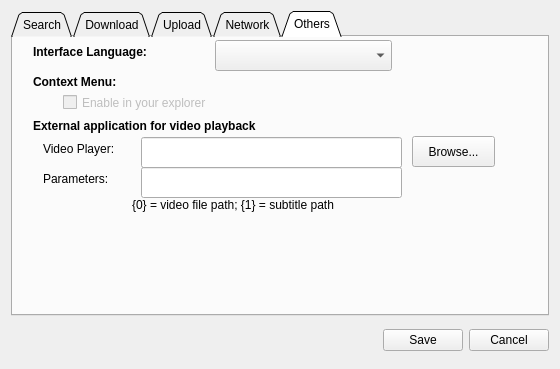
The window that gui/preferences.ui (subdownloader/subdownloader) describes before a commit, drawn with Qt 5.
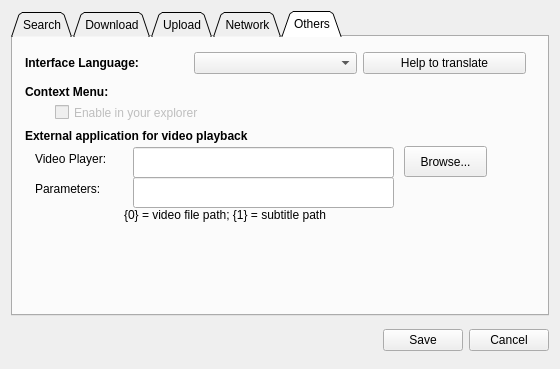
The same window after the commit. The open tabs and pages were chosen to show the change.

Commit message: Showing a "Choose Language" window at the beggining of the app.

Patch:
```diff
--- a/gui/preferences.ui
+++ b/gui/preferences.ui
@@ -395,40 +395,11 @@
       <attribute name="title" >
        <string>Others</string>
       </attribute>
-      <widget class="QComboBox" name="optionInterfaceLanguage" >
-       <property name="geometry" >
-        <rect>
-         <x>202</x>
-         <y>3</y>
-         <width>177</width>
-         <height>31</height>
-        </rect>
-       </property>
-      </widget>
-      <widget class="QLabel" name="label_61" >
-       <property name="geometry" >
-        <rect>
-         <x>20</x>
-         <y>0</y>
-         <width>177</width>
-         <height>29</height>
-        </rect>
-       </property>
-       <property name="font" >
-        <font>
-         <weight>75</weight>
-         <bold>true</bold>
-        </font>
-       </property>
-       <property name="text" >
-        <string>Interface Language:</string>
-       </property>
-      </widget>
       <widget class="QLabel" name="label_62" >
        <property name="geometry" >
         <rect>
-         <x>20</x>
-         <y>30</y>
+         <x>12</x>
+         <y>40</y>
          <width>177</width>
          <height>29</height>
         </rect>
@@ -446,8 +417,8 @@
       <widget class="QLabel" name="label_63" >
        <property name="geometry" >
         <rect>
-         <x>20</x>
-         <y>80</y>
+         <x>12</x>
+         <y>90</y>
          <width>311</width>
          <height>18</height>
         </rect>
@@ -465,8 +436,8 @@
       <widget class="QLineEdit" name="optionVideoAppParams" >
        <property name="geometry" >
         <rect>
-         <x>128</x>
-         <y>130</y>
+         <x>120</x>
+         <y>140</y>
          <width>261</width>
          <height>31</height>
         </rect>
@@ -475,8 +446,8 @@
       <widget class="QPushButton" name="optionVideoAppChooseLocation" >
        <property name="geometry" >
         <rect>
-         <x>399</x>
-         <y>99</y>
+         <x>391</x>
+         <y>109</y>
          <width>83</width>
          <height>31</height>
         </rect>
@@ -488,8 +459,8 @@
       <widget class="QLineEdit" name="optionVideoAppLocation" >
        <property name="geometry" >
         <rect>
-         <x>128</x>
-         <y>100</y>
+         <x>120</x>
+         <y>110</y>
          <width>261</width>
          <height>31</height>
         </rect>
@@ -498,8 +469,8 @@
       <widget class="QLabel" name="label_65" >
        <property name="geometry" >
         <rect>
-         <x>119</x>
-         <y>159</y>
+         <x>111</x>
+         <y>169</y>
          <width>301</width>
          <height>18</height>
         </rect>
@@ -511,8 +482,8 @@
       <widget class="QLabel" name="label_66" >
        <property name="geometry" >
         <rect>
-         <x>30</x>
-         <y>130</y>
+         <x>22</x>
+         <y>140</y>
          <width>81</width>
          <height>23</height>
         </rect>
@@ -524,8 +495,8 @@
       <widget class="QLabel" name="label_67" >
        <property name="geometry" >
         <rect>
-         <x>30</x>
-         <y>100</y>
+         <x>22</x>
+         <y>110</y>
          <width>91</width>
          <height>23</height>
         </rect>
@@ -540,8 +511,8 @@
        </property>
        <property name="geometry" >
         <rect>
-         <x>50</x>
-         <y>50</y>
+         <x>42</x>
+         <y>60</y>
          <width>277</width>
          <height>31</height>
         </rect>
@@ -562,6 +533,41 @@
         <string>Enable in your explorer</string>
        </property>
       </widget>
+      <widget class="QWidget" name="" >
+       <property name="geometry" >
+        <rect>
+         <x>12</x>
+         <y>10</y>
+         <width>501</width>
+         <height>32</height>
+        </rect>
+       </property>
+       <layout class="QHBoxLayout" name="horizontalLayout" >
+        <item>
+         <widget class="QLabel" name="label_61" >
+          <property name="font" >
+           <font>
+            <weight>75</weight>
+            <bold>true</bold>
+           </font>
+          </property>
+          <property name="text" >
+           <string>Interface Language:</string>
+          </property>
+         </widget>
+        </item>
+        <item>
+         <widget class="QComboBox" name="optionInterfaceLanguage" />
+        </item>
+        <item>
+         <widget class="QPushButton" name="helpTranslateButton" >
+          <property name="text" >
+           <string>Help to translate</string>
+          </property>
+         </widget>
+        </item>
+       </layout>
+      </widget>
      </widget>
     </widget>
    </item>
```
The commit also changes 8 other files.
